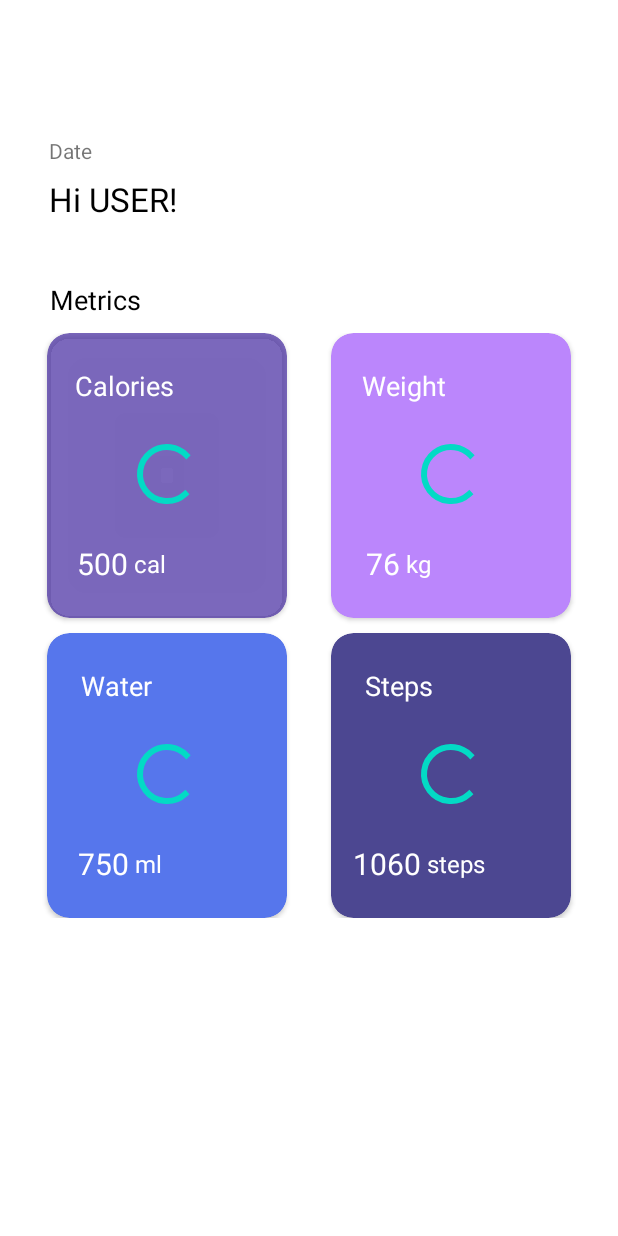
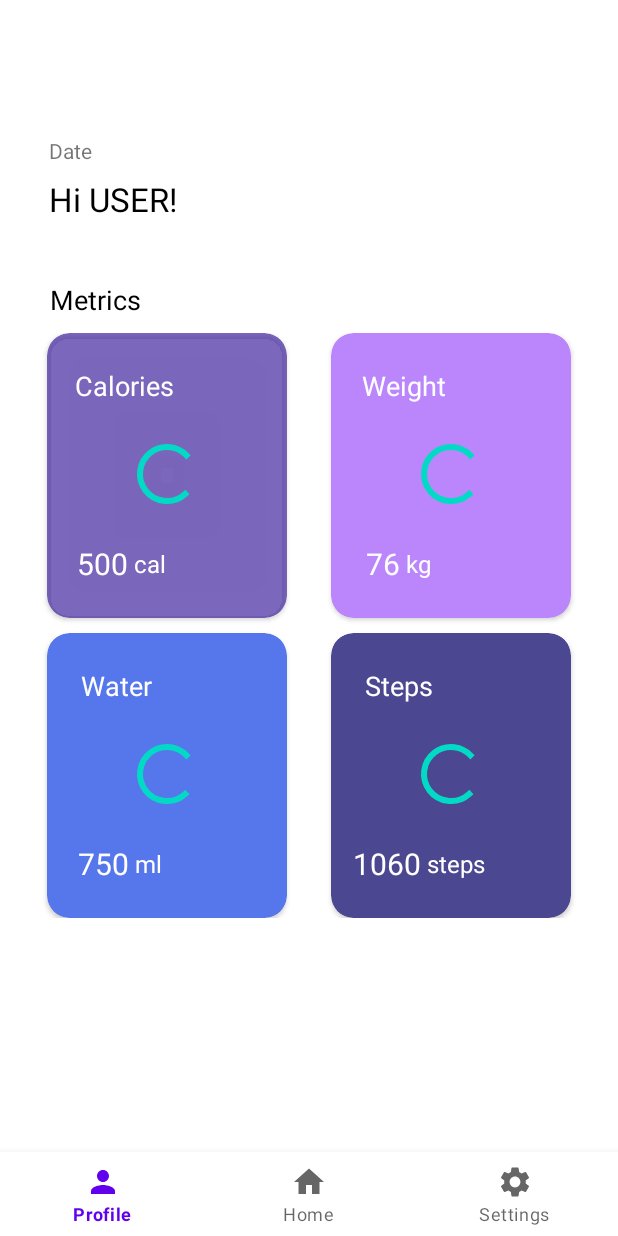
Before and after one commit to tabanezjoao/SIMProject, an Android app: the layout activity_main.xml on its own in the app's theme, with its tools: preview values and no code run, on a phone screen of 412 x 824 dp. Run offline under Robolectric (Android 15) with nearby library versions, the phone set to English and light mode, and no system bars.

Commit message:
navbar navigation at main layout

```diff
--- /dev/null
+++ b/FitnessApp/app/src/main/res/drawable/ic_home.xml
@@ -0,0 +1,10 @@
+<vector xmlns:android="http://schemas.android.com/apk/res/android"
+    android:width="24dp"
+    android:height="24dp"
+    android:viewportWidth="24"
+    android:viewportHeight="24"
+    android:tint="?attr/colorControlNormal">
+  <path
+      android:fillColor="@android:color/white"
+      android:pathData="M10,20v-6h4v6h5v-8h3L12,3 2,12h3v8z"/>
+</vector>
--- /dev/null
+++ b/FitnessApp/app/src/main/res/drawable/ic_person2.xml
@@ -0,0 +1,10 @@
+<vector xmlns:android="http://schemas.android.com/apk/res/android"
+    android:width="24dp"
+    android:height="24dp"
+    android:viewportWidth="24"
+    android:viewportHeight="24"
+    android:tint="?attr/colorControlNormal">
+  <path
+      android:fillColor="@android:color/white"
+      android:pathData="M12,12c2.21,0 4,-1.79 4,-4s-1.79,-4 -4,-4 -4,1.79 -4,4 1.79,4 4,4zM12,14c-2.67,0 -8,1.34 -8,4v2h16v-2c0,-2.66 -5.33,-4 -8,-4z"/>
+</vector>
--- /dev/null
+++ b/FitnessApp/app/src/main/res/drawable/ic_settings.xml
@@ -0,0 +1,10 @@
+<vector xmlns:android="http://schemas.android.com/apk/res/android"
+    android:width="24dp"
+    android:height="24dp"
+    android:viewportWidth="24"
+    android:viewportHeight="24"
+    android:tint="?attr/colorControlNormal">
+  <path
+      android:fillColor="@android:color/white"
+      android:pathData="M19.14,12.94c0.04,-0.3 0.06,-0.61 0.06,-0.94c0,-0.32 -0.02,-0.64 -0.07,-0.94l2.03,-1.58c0.18,-0.14 0.23,-0.41 0.12,-0.61l-1.92,-3.32c-0.12,-0.22 -0.37,-0.29 -0.59,-0.22l-2.39,0.96c-0.5,-0.38 -1.03,-0.7 -1.62,-0.94L14.4,2.81c-0.04,-0.24 -0.24,-0.41 -0.48,-0.41h-3.84c-0.24,0 -0.43,0.17 -0.47,0.41L9.25,5.35C8.66,5.59 8.12,5.92 7.63,6.29L5.24,5.33c-0.22,-0.08 -0.47,0 -0.59,0.22L2.74,8.87C2.62,9.08 2.66,9.34 2.86,9.48l2.03,1.58C4.84,11.36 4.8,11.69 4.8,12s0.02,0.64 0.07,0.94l-2.03,1.58c-0.18,0.14 -0.23,0.41 -0.12,0.61l1.92,3.32c0.12,0.22 0.37,0.29 0.59,0.22l2.39,-0.96c0.5,0.38 1.03,0.7 1.62,0.94l0.36,2.54c0.05,0.24 0.24,0.41 0.48,0.41h3.84c0.24,0 0.44,-0.17 0.47,-0.41l0.36,-2.54c0.59,-0.24 1.13,-0.56 1.62,-0.94l2.39,0.96c0.22,0.08 0.47,0 0.59,-0.22l1.92,-3.32c0.12,-0.22 0.07,-0.47 -0.12,-0.61L19.14,12.94zM12,15.6c-1.98,0 -3.6,-1.62 -3.6,-3.6s1.62,-3.6 3.6,-3.6s3.6,1.62 3.6,3.6S13.98,15.6 12,15.6z"/>
+</vector>
--- a/FitnessApp/app/src/main/res/layout/activity_main.xml
+++ b/FitnessApp/app/src/main/res/layout/activity_main.xml
@@ -65,9 +65,6 @@
             android:layout_height="190dp"
             android:backgroundTint="#BA4A31A3"
             app:cardCornerRadius="15dp"
-            app:cardElevation="2dp"
-            tools:layout_editor_absoluteX="25dp"
-            tools:layout_editor_absoluteY="206dp"
             app:layout_constraintTop_toTopOf="parent"
             app:layout_constraintLeft_toLeftOf="parent"
             app:layout_constraintRight_toLeftOf="@+id/cardViewWeight"
@@ -139,9 +136,6 @@
             android:layout_height="190dp"
             android:backgroundTint="@color/purple_200"
             app:cardCornerRadius="15dp"
-            app:cardElevation="2dp"
-            tools:layout_editor_absoluteX="210dp"
-            tools:layout_editor_absoluteY="206dp"
             app:layout_constraintTop_toTopOf="parent"
             app:layout_constraintLeft_toRightOf="@id/cardViewCalories"
             app:layout_constraintRight_toRightOf="parent"
@@ -211,9 +205,6 @@
             android:layout_height="190dp"
             android:backgroundTint="#5676EC"
             app:cardCornerRadius="15dp"
-            app:cardElevation="2dp"
-            tools:layout_editor_absoluteX="25dp"
-            tools:layout_editor_absoluteY="421dp"
             app:layout_constraintTop_toBottomOf="@id/cardViewCalories"
             app:layout_constraintLeft_toLeftOf="parent"
             app:layout_constraintRight_toLeftOf="@id/cardViewSteps"
@@ -282,9 +273,6 @@
             android:layout_height="190dp"
             android:backgroundTint="#4C4791"
             app:cardCornerRadius="15dp"
-            app:cardElevation="2dp"
-            tools:layout_editor_absoluteX="210dp"
-            tools:layout_editor_absoluteY="421dp"
             app:layout_constraintTop_toBottomOf="@id/cardViewWeight"
             app:layout_constraintLeft_toRightOf="@id/cardViewWater"
             app:layout_constraintRight_toRightOf="parent"
@@ -351,4 +339,14 @@
 
     </androidx.constraintlayout.widget.ConstraintLayout>
 
+    <com.google.android.material.bottomnavigation.BottomNavigationView
+        android:id="@+id/bottom_navigation"
+        android:layout_width="match_parent"
+        android:layout_height="wrap_content"
+        app:layout_constraintBottom_toBottomOf="parent"
+        app:layout_constraintRight_toRightOf="parent"
+        app:layout_constraintLeft_toLeftOf="parent"
+        app:menu="@menu/menu"
+        android:background="#FFFFFF"
+        ></com.google.android.material.bottomnavigation.BottomNavigationView>
 </androidx.constraintlayout.widget.ConstraintLayout>
--- /dev/null
+++ b/FitnessApp/app/src/main/res/menu/menu.xml
@@ -0,0 +1,18 @@
+<?xml version="1.0" encoding="utf-8"?>
+<menu xmlns:android="http://schemas.android.com/apk/res/android">
+    <item
+        android:id="@+id/ic_person"
+        android:icon="@drawable/ic_person2"
+        android:title="Profile"
+        />
+    <item
+        android:id="@+id/ic_home"
+        android:icon="@drawable/ic_home"
+        android:title="Home"
+        />
+    <item
+        android:id="@+id/ic_settings"
+        android:icon="@drawable/ic_settings"
+        android:title="Settings"
+        />
+</menu>
```
